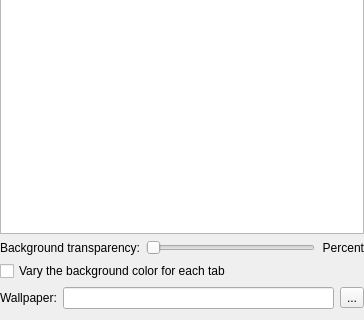
Old version of the form src/ColorSchemeEditor.ui in the repository KDE/konsole; both pictures show x 0 to 364 and y 182 to 502 of the 364 by 502 pixel window.
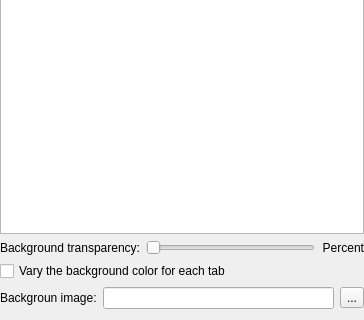
New version of the form. Custom widgets are drawn as their Qt base class.

Commit message: Prefer 'Background image' to 'Wallpaper' in UI strings

```diff
--- a/src/ColorSchemeEditor.ui
+++ b/src/ColorSchemeEditor.ui
@@ -80,7 +80,7 @@
      <item>
       <widget class="QLabel" name="label_3" >
        <property name="text" >
-        <string>Wallpaper:</string>
+        <string>Backgroun image:</string>
        </property>
       </widget>
      </item>
```
Left out of the diff: 2 changed lines with no effect on the pictures.
